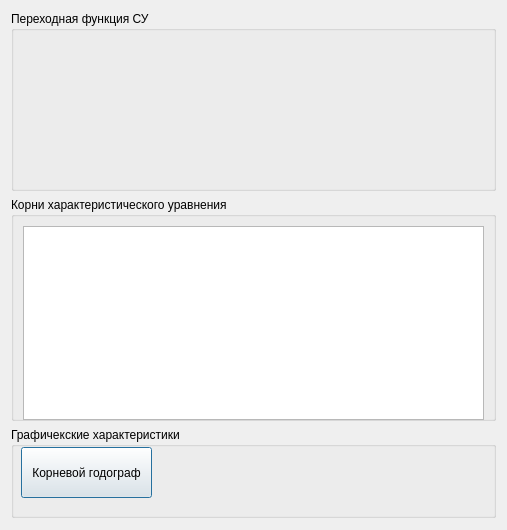
Above: outputdialog.ui from MafuraG/CalcTF before the change. Below: the same form after it.
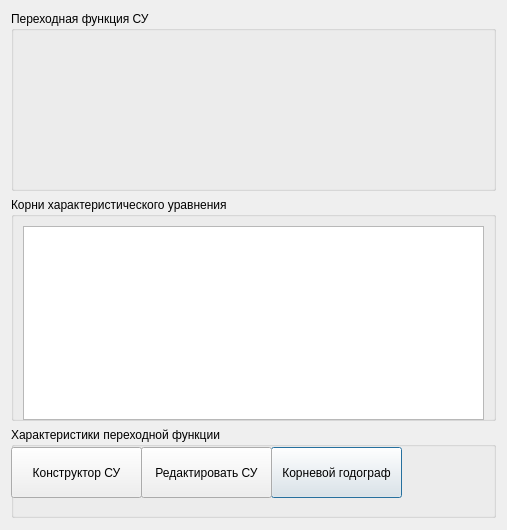
That is the form after the change.

Commit message: Outputdialog is the starting dialog.Direct editing of control system transfer function now possible

Diff of the .ui file:
```diff
--- a/outputdialog.ui
+++ b/outputdialog.ui
@@ -97,12 +97,12 @@
       </size>
      </property>
      <property name="title">
-      <string>Графичекские характеристики</string>
+      <string>Характеристики переходной функции</string>
      </property>
      <widget class="QPushButton" name="pushButton_rootlocus">
       <property name="geometry">
        <rect>
-        <x>10</x>
+        <x>260</x>
         <y>20</y>
         <width>131</width>
         <height>51</height>
@@ -112,6 +112,32 @@
        <string>Корневой годограф</string>
       </property>
      </widget>
+     <widget class="QPushButton" name="pushButton_constructTF">
+      <property name="geometry">
+       <rect>
+        <x>0</x>
+        <y>20</y>
+        <width>131</width>
+        <height>51</height>
+       </rect>
+      </property>
+      <property name="text">
+       <string>Конструктор СУ</string>
+      </property>
+     </widget>
+     <widget class="QPushButton" name="pushButton_EditTF">
+      <property name="geometry">
+       <rect>
+        <x>130</x>
+        <y>20</y>
+        <width>131</width>
+        <height>51</height>
+       </rect>
+      </property>
+      <property name="text">
+       <string>Редактировать СУ</string>
+      </property>
+     </widget>
     </widget>
    </item>
   </layout>
```
The commit also changes 9 other files.
